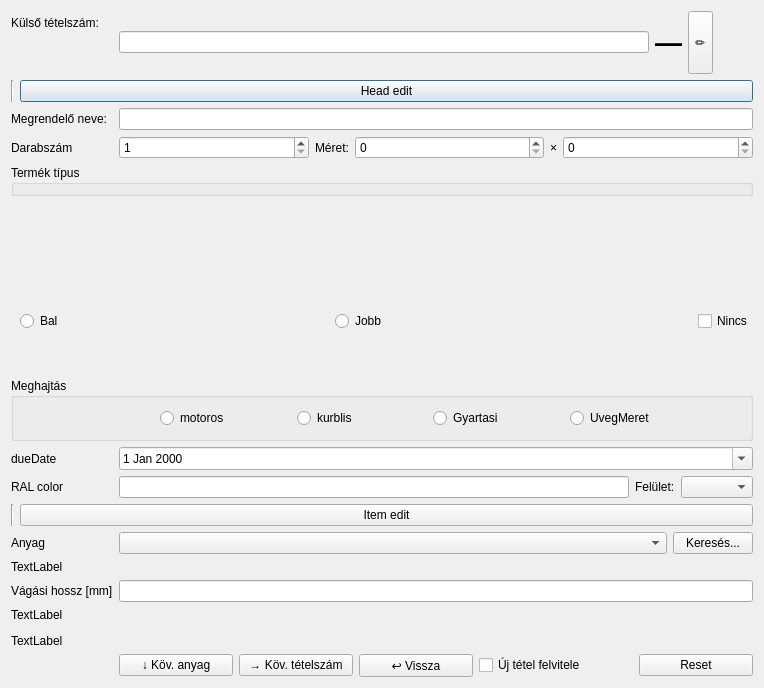
Before: the Qt Designer form view/dialog/input/addinputdialog.ui in horvathzoltan/cutplannerpro, drawn with Qt 5.
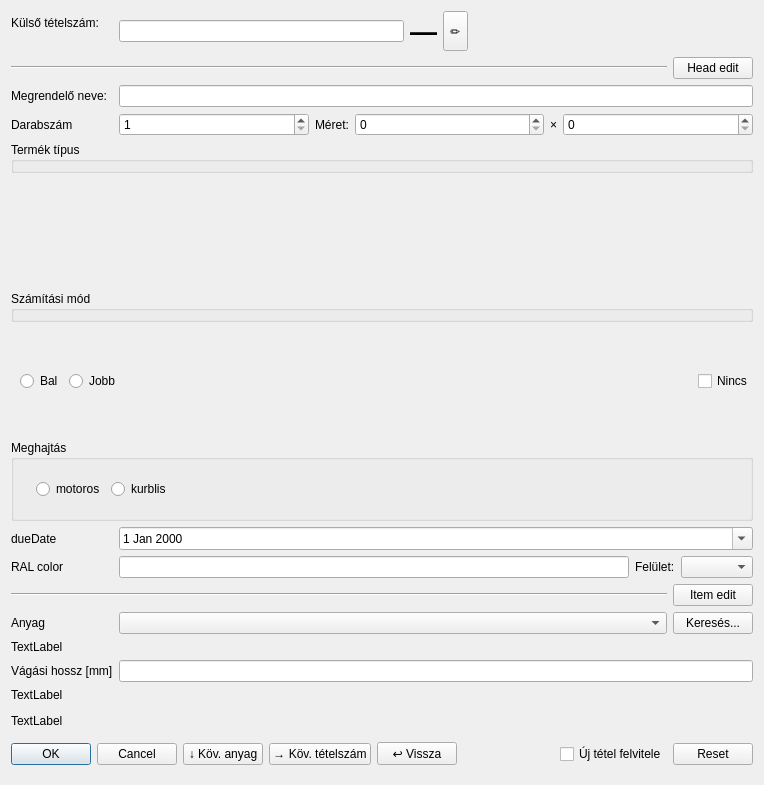
After: the same form once the commit is applied. The open tabs and pages were chosen to show the change.

```diff
--- a/view/dialog/input/addinputdialog.ui
+++ b/view/dialog/input/addinputdialog.ui
@@ -7,11 +7,11 @@
     <x>0</x>
     <y>0</y>
     <width>764</width>
-    <height>688</height>
+    <height>785</height>
    </rect>
   </property>
   <property name="sizePolicy">
-   <sizepolicy hsizetype="Expanding" vsizetype="Preferred">
+   <sizepolicy hsizetype="Preferred" vsizetype="Preferred">
     <horstretch>1</horstretch>
     <verstretch>0</verstretch>
    </sizepolicy>
@@ -79,12 +79,12 @@
      <item>
       <spacer name="horizontalSpacer_4">
        <property name="orientation">
-        <enum>Qt::Vertical</enum>
+        <enum>Qt::Orientation::Horizontal</enum>
        </property>
        <property name="sizeHint" stdset="0">
         <size>
-         <width>40</width>
-         <height>20</height>
+         <width>20</width>
+         <height>40</height>
         </size>
        </property>
       </spacer>
@@ -96,7 +96,7 @@
      <item>
       <widget class="Line" name="line">
        <property name="orientation">
-        <enum>Qt::Vertical</enum>
+        <enum>Qt::Orientation::Horizontal</enum>
        </property>
       </widget>
      </item>
@@ -173,6 +173,9 @@
    </item>
    <item row="9" column="0" colspan="2">
     <widget class="QGroupBox" name="groupBox_productType">
+     <property name="autoFillBackground">
+      <bool>false</bool>
+     </property>
      <property name="title">
       <string>Termék típus</string>
      </property>
@@ -222,12 +225,12 @@
          <item>
           <spacer name="horizontalSpacer_2">
            <property name="orientation">
-            <enum>Qt::Vertical</enum>
+            <enum>Qt::Orientation::Horizontal</enum>
            </property>
            <property name="sizeHint" stdset="0">
             <size>
-             <width>40</width>
-             <height>20</height>
+             <width>20</width>
+             <height>40</height>
             </size>
            </property>
           </spacer>
@@ -299,29 +302,15 @@
         </property>
        </widget>
       </item>
-      <item>
-       <widget class="QRadioButton" name="radioAttrSzamitas_GyartasiMeret">
-        <property name="text">
-         <string>Gyartasi</string>
-        </property>
-       </widget>
-      </item>
-      <item>
-       <widget class="QRadioButton" name="radioAttrSzamitas_UvegMeret">
-        <property name="text">
-         <string>UvegMeret</string>
-        </property>
-       </widget>
-      </item>
       <item>
        <spacer name="horizontalSpacer_3">
         <property name="orientation">
-         <enum>Qt::Vertical</enum>
+         <enum>Qt::Orientation::Horizontal</enum>
         </property>
         <property name="sizeHint" stdset="0">
          <size>
-          <width>40</width>
-          <height>20</height>
+          <width>20</width>
+          <height>40</height>
          </size>
         </property>
        </spacer>
@@ -372,7 +361,7 @@
      <item>
       <widget class="Line" name="line_2">
        <property name="orientation">
-        <enum>Qt::Vertical</enum>
+        <enum>Qt::Orientation::Horizontal</enum>
        </property>
       </widget>
      </item>
@@ -419,15 +408,36 @@
    <item row="25" column="0" colspan="2">
     <layout class="QHBoxLayout" name="layout_colorPreview"/>
    </item>
-   <item row="28" column="0">
-    <widget class="QDialogButtonBox" name="buttonBox">
-     <property name="standardButtons">
-      <set>QDialogButtonBox::NoButton</set>
+   <item row="24" column="0" colspan="2">
+    <widget class="QLabel" name="lblLengthWarning">
+     <property name="text">
+      <string>TextLabel</string>
      </property>
     </widget>
    </item>
-   <item row="28" column="1">
+   <item row="26" column="0" colspan="2">
+    <widget class="QLabel" name="lblBomWarning">
+     <property name="text">
+      <string>TextLabel</string>
+     </property>
+    </widget>
+   </item>
+   <item row="22" column="0" colspan="2">
+    <widget class="QLabel" name="lblMaterialWarning">
+     <property name="text">
+      <string>TextLabel</string>
+     </property>
+    </widget>
+   </item>
+   <item row="28" column="0" colspan="2">
     <layout class="QHBoxLayout" name="horizontalLayout_8">
+     <item>
+      <widget class="QDialogButtonBox" name="buttonBox">
+       <property name="standardButtons">
+        <set>QDialogButtonBox::StandardButton::Cancel|QDialogButtonBox::StandardButton::Ok</set>
+       </property>
+      </widget>
+     </item>
      <item>
       <widget class="QPushButton" name="btnNextMaterial">
        <property name="text">
@@ -449,6 +459,19 @@
        </property>
       </widget>
      </item>
+     <item>
+      <spacer name="horizontalSpacer">
+       <property name="orientation">
+        <enum>Qt::Orientation::Horizontal</enum>
+       </property>
+       <property name="sizeHint" stdset="0">
+        <size>
+         <width>20</width>
+         <height>40</height>
+        </size>
+       </property>
+      </spacer>
+     </item>
      <item>
       <widget class="QCheckBox" name="chk_Repeat">
        <property name="text">
@@ -456,19 +479,6 @@
        </property>
       </widget>
      </item>
-     <item>
-      <spacer name="horizontalSpacer">
-       <property name="orientation">
-        <enum>Qt::Vertical</enum>
-       </property>
-       <property name="sizeHint" stdset="0">
-        <size>
-         <width>40</width>
-         <height>20</height>
-        </size>
-       </property>
-      </spacer>
-     </item>
      <item>
       <widget class="QPushButton" name="btn_Reset">
        <property name="text">
@@ -478,24 +488,10 @@
      </item>
     </layout>
    </item>
-   <item row="24" column="0" colspan="2">
-    <widget class="QLabel" name="lblLengthWarning">
-     <property name="text">
-      <string>TextLabel</string>
-     </property>
-    </widget>
-   </item>
-   <item row="26" column="0" colspan="2">
-    <widget class="QLabel" name="lblBomWarning">
-     <property name="text">
-      <string>TextLabel</string>
-     </property>
-    </widget>
-   </item>
-   <item row="22" column="0" colspan="2">
-    <widget class="QLabel" name="lblMaterialWarning">
-     <property name="text">
-      <string>TextLabel</string>
+   <item row="12" column="0" colspan="2">
+    <widget class="QGroupBox" name="groupBox_calcMode">
+     <property name="title">
+      <string>Számítási mód</string>
      </property>
     </widget>
    </item>
```
Left out of the diff: 8 changed lines with no effect on the pictures.
